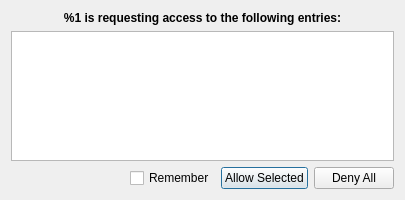
Qt form src/browser/BrowserAccessControlDialog.ui (keepassxreboot/keepassx_new) before a commit.
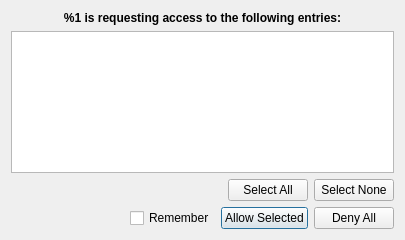
The same form after that commit.

Commit message: Switch disable button to an icon, add Select All/None buttons

```diff
--- a/src/browser/BrowserAccessControlDialog.ui
+++ b/src/browser/BrowserAccessControlDialog.ui
@@ -7,7 +7,7 @@
     <x>0</x>
     <y>0</y>
     <width>405</width>
-    <height>200</height>
+    <height>240</height>
    </rect>
   </property>
   <property name="windowTitle">
@@ -55,6 +55,43 @@
      </attribute>
     </widget>
    </item>
+   <item>
+    <layout class="QHBoxLayout" name="horizontalLayout">
+     <item>
+      <spacer name="horizontalSpacer">
+       <property name="orientation">
+        <enum>Qt::Horizontal</enum>
+       </property>
+       <property name="sizeHint" stdset="0">
+        <size>
+         <width>40</width>
+         <height>20</height>
+        </size>
+       </property>
+      </spacer>
+     </item>
+     <item>
+      <widget class="QPushButton" name="selectAllButton">
+       <property name="text">
+        <string>Select All</string>
+       </property>
+       <property name="autoDefault">
+        <bool>true</bool>
+       </property>
+      </widget>
+     </item>
+     <item>
+      <widget class="QPushButton" name="selectNoneButton">
+       <property name="text">
+        <string>Select None</string>
+       </property>
+       <property name="autoDefault">
+        <bool>true</bool>
+       </property>
+      </widget>
+     </item>
+    </layout>
+   </item>
    <item>
     <layout class="QHBoxLayout" name="horizontalLayout">
      <item>
```
The commit also changes 2 other files.
